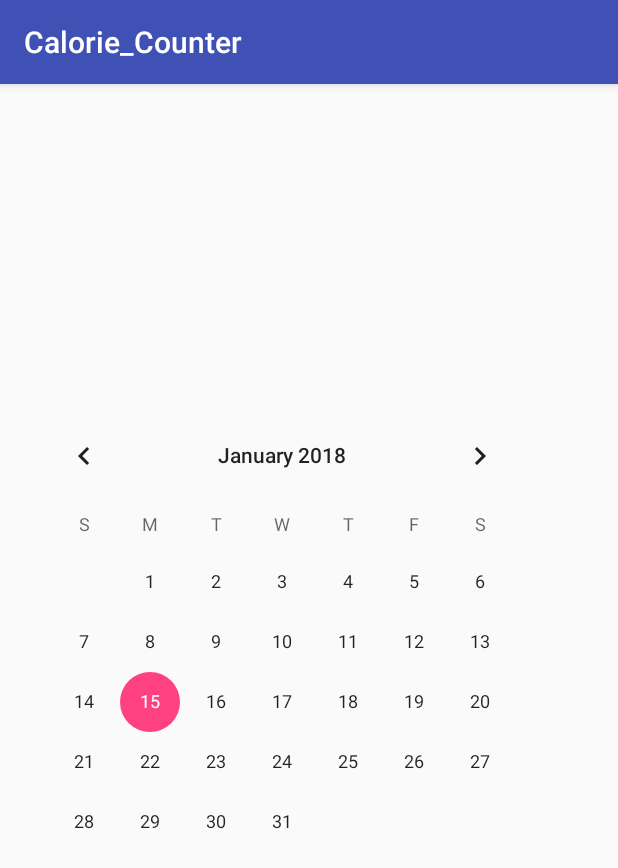
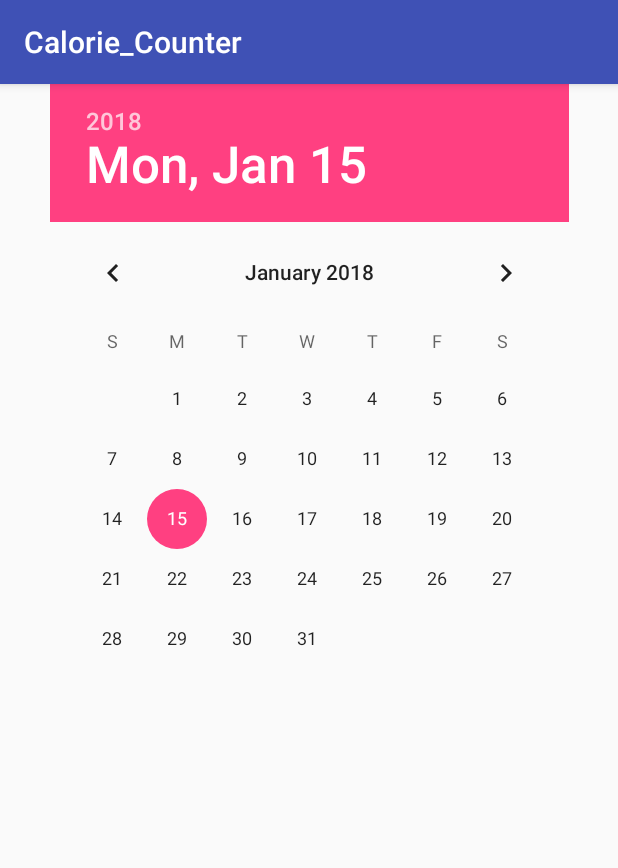
Before and after one commit to sjma1/Calorie_Counter, an Android app: the screen it shows after launch (MainActivity), on a phone screen of 412 x 824 dp. Shown: the top 868 px of the screen. Run offline under Robolectric (Android 15) with nearby library versions, the phone set to English and light mode, and no system bars; 4 statements that could not run were skipped.

```diff
--- a/app/src/main/java/Food.java
+++ b/app/src/main/java/com/example/jun/calorie_counter/Food.java
@@ -1,4 +1,4 @@
-
+package com.example.jun.calorie_counter;
 /**
  * Created by Jun on 12/27/2017.
  */
--- a/app/src/main/java/com/example/jun/calorie_counter/MainActivity.java
+++ b/app/src/main/java/com/example/jun/calorie_counter/MainActivity.java
@@ -1,13 +1,26 @@
 package com.example.jun.calorie_counter;
 
+import android.os.Bundle;
 import android.support.v7.app.AppCompatActivity;
-import android.os.Bundle;
+import android.widget.TextView;
+
+import java.util.Calendar;
 
 public class MainActivity extends AppCompatActivity {
+
+    TextView tv;
+    Calendar current;
+    int d,m,y;
 
     @Override
     protected void onCreate(Bundle savedInstanceState) {
         super.onCreate(savedInstanceState);
         setContentView(R.layout.activity_main);
+
+        tv = (TextView) findViewById(R.id.textView);
+
+        d = current.get(Calendar.DAY_OF_MONTH);
+        m = current.get(Calendar.MONTH);
+        y = current.get(Calendar.YEAR);
     }
 }
--- a/app/src/main/java/Monthly_Calories.java
+++ b/app/src/main/java/com/example/jun/calorie_counter/Monthly_Calories.java
@@ -1,4 +1,4 @@
-
+package com.example.jun.calorie_counter;
 /**
  * Created by Jun on 12/27/2017.
  */
--- a/app/src/main/res/layout/activity_main.xml
+++ b/app/src/main/res/layout/activity_main.xml
@@ -6,17 +6,16 @@
     android:layout_height="match_parent"
     tools:context="com.example.jun.calorie_counter.MainActivity">
 
-    <CalendarView
-        android:id="@+id/calendarView"
-        android:layout_width="wrap_content"
+    <DatePicker
+        android:id="@+id/datePicker"
+        android:layout_width="346dp"
         android:layout_height="wrap_content"
-        android:layout_marginEnd="36dp"
-        android:layout_marginRight="36dp"
+        android:layout_marginBottom="8dp"
+        android:layout_marginEnd="8dp"
+        android:layout_marginStart="8dp"
         app:layout_constraintBottom_toBottomOf="parent"
         app:layout_constraintEnd_toEndOf="parent"
-        app:layout_constraintHorizontal_bias="0.5"
         app:layout_constraintStart_toStartOf="parent"
         app:layout_constraintTop_toTopOf="parent"
-        app:layout_constraintVertical_bias="0.498" />
-
+        app:layout_constraintVertical_bias="0.0" />
 </android.support.constraint.ConstraintLayout>
```
Also changed, not shown: app/src/main/java/Custom_Food.java (added, +35 -0 lines), app/src/main/java/com/example/jun/calorie_counter/Daily_Calories.java (renamed from app/src/main/java/Daily_Calories.java, +4 -4 lines).
